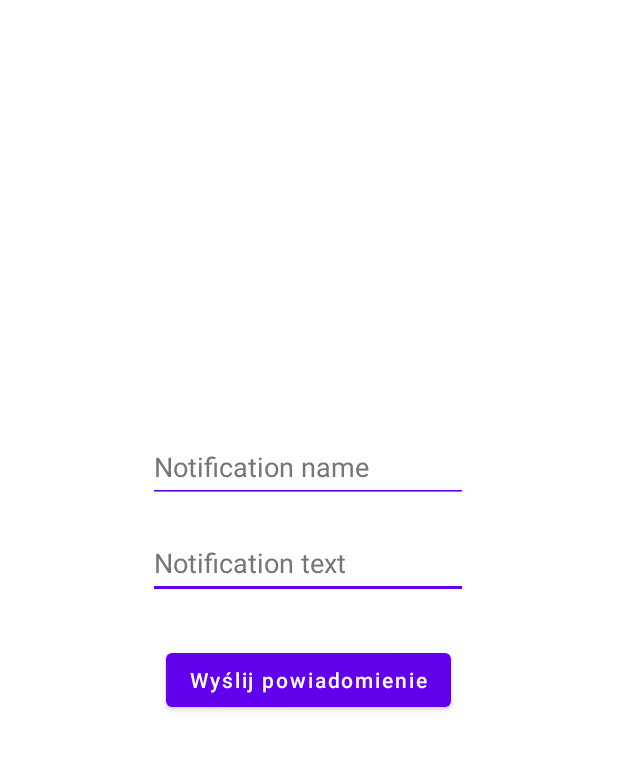
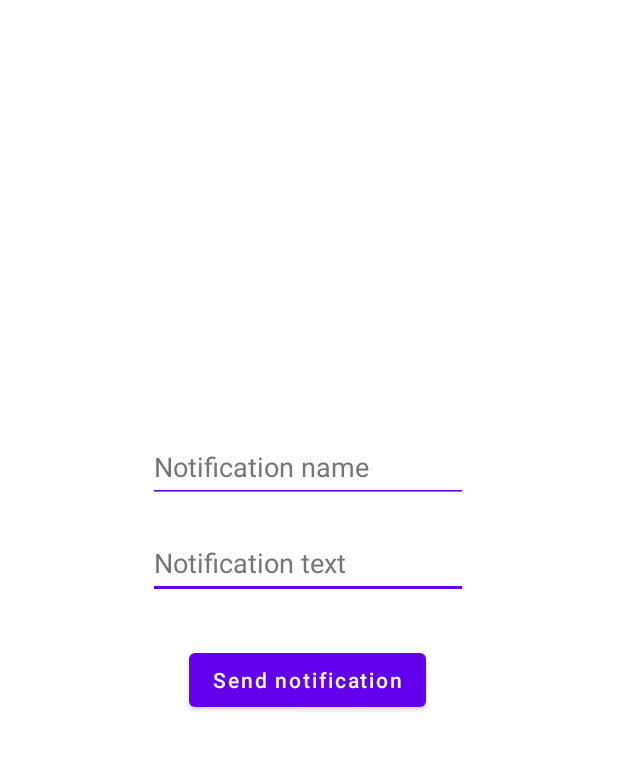
Before and after one commit to VdanielVPL/notitest, an Android app: the screen it shows after launch (MainActivity), on a phone screen of 412 x 824 dp, the part 55-825 px from its top. Run offline under Robolectric (Android 15) with nearby library versions, the phone set to English and light mode, and no system bars.

Commit message:
Added more translations

```diff
--- a/app/src/main/java/com/example/notitest/MainActivity.kt
+++ b/app/src/main/java/com/example/notitest/MainActivity.kt
@@ -21,7 +21,7 @@ class MainActivity : AppCompatActivity() {
         val text1HelloWorld = findViewById<TextView>(R.id.textview1)
         val edittext = findViewById<EditText>(R.id.editText1)
         val edittextName = findViewById<EditText>(R.id.editText2)
-        val name = "Testowe powiadomienie"
+        val name = getString(R.string.test_noti)
         this.title = getString(R.string.app_name)
         text1HelloWorld.visibility = View.INVISIBLE
 
--- a/app/src/main/res/layout/activity_main.xml
+++ b/app/src/main/res/layout/activity_main.xml
@@ -21,7 +21,7 @@
         android:layout_width="wrap_content"
         android:layout_height="wrap_content"
         android:layout_marginTop="44dp"
-        android:text="Wyślij powiadomienie"
+        android:text="@string/button_text"
         android:textAllCaps="false"
         app:layout_constraintEnd_toEndOf="parent"
         app:layout_constraintHorizontal_bias="0.497"
--- a/app/src/main/res/values/strings.xml
+++ b/app/src/main/res/values/strings.xml
@@ -8,4 +8,6 @@
     <string name="noti_desc">Description of this notification is amazing</string>
     <string name="noti_title_hint">Notification name</string>
     <string name="noti_text_hint">Notification text</string>
+    <string name="button_text">Send notification</string>
+    <string name="test_noti">Test notification</string>
 </resources>
```
Also changed, not shown: 1 other file.
